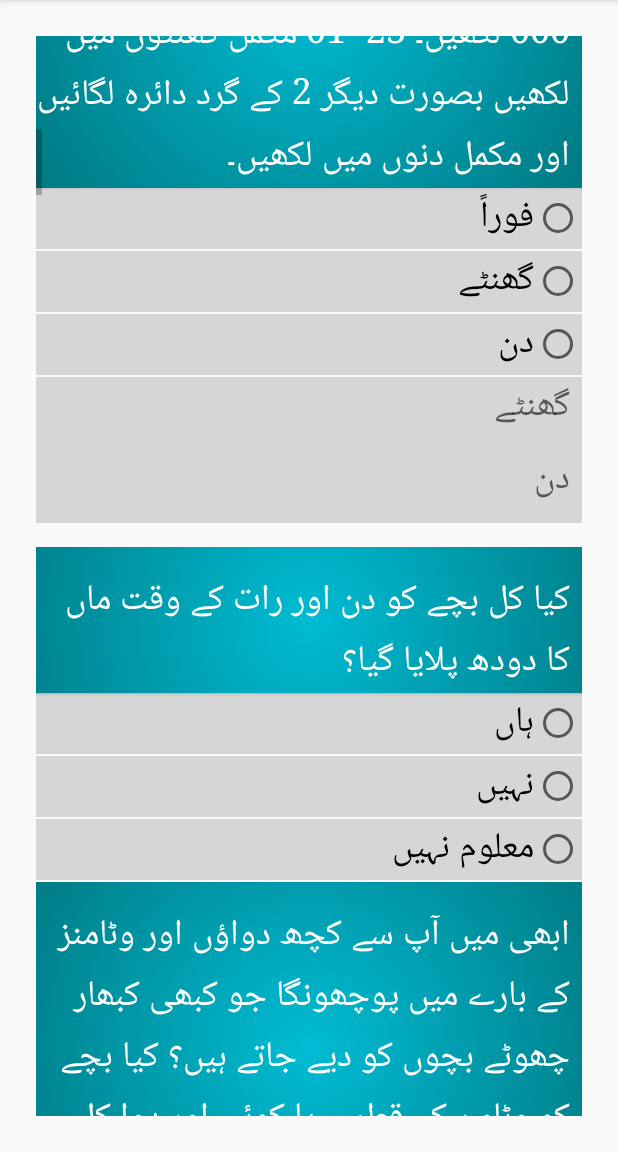
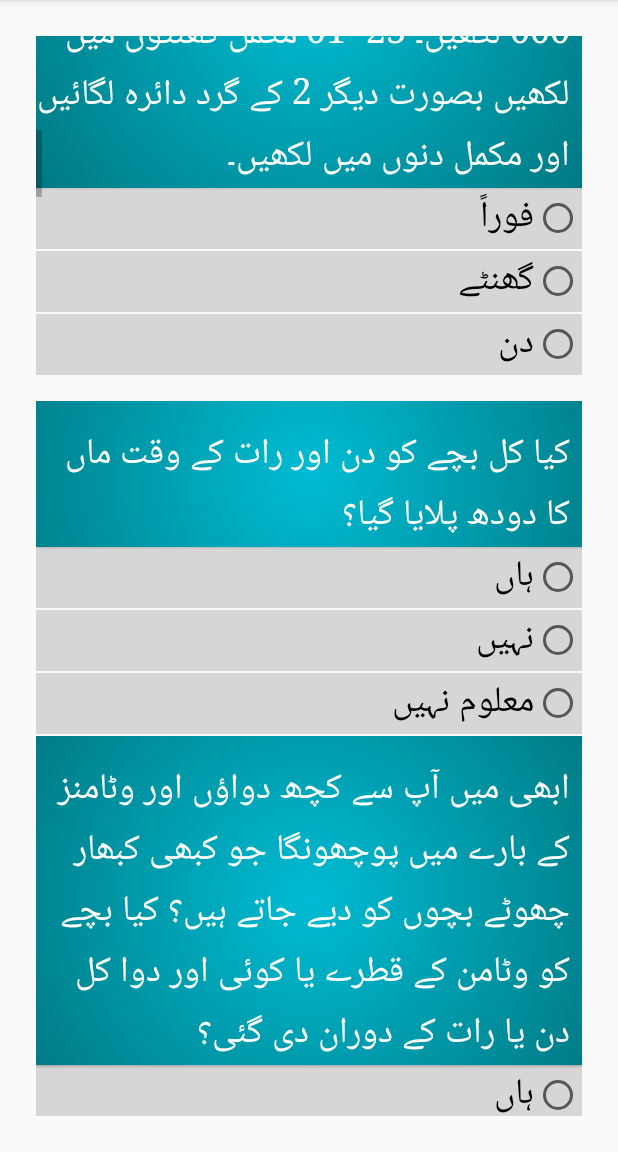
Before and after one commit to shznaqvi/CBT-Child-Recruitment, an Android app: the layout activity_section_f.xml on its own in the app's theme, with its tools: preview values and no code run, scrolled down 1074 dp, on a phone screen of 412 x 824 dp, the part 84-1236 px from its top. Run offline under Robolectric (Android 15) with nearby library versions, the phone set to English and light mode, and no system bars; Roboto replaces fonts that are not available here.

Commit message:
Validation in multiple sections

```diff
--- a/app/src/main/java/edu/aku/hassannaqvi/cbt_child_recruitment/AppMain.java
+++ b/app/src/main/java/edu/aku/hassannaqvi/cbt_child_recruitment/AppMain.java
@@ -45,7 +45,7 @@ public class AppMain extends Application {
     public static final long MILLISECONDS_IN_DAY = MILLIS_IN_SECOND * SECONDS_IN_MINUTE * MINUTES_IN_HOUR * HOURS_IN_DAY;
     private static final long DAYS_IN_YEAR = 365;
     public static final long MILLISECONDS_IN_YEAR = MILLIS_IN_SECOND * SECONDS_IN_MINUTE * MINUTES_IN_HOUR * HOURS_IN_DAY * DAYS_IN_YEAR;
-    private static final long DAYS_IN_6_MONTHS = 179;
+    private static final long DAYS_IN_6_MONTHS = 210;
     public static final long MILLISECONDS_IN_6_MONTHS = MILLIS_IN_SECOND * SECONDS_IN_MINUTE * MINUTES_IN_HOUR * HOURS_IN_DAY * DAYS_IN_6_MONTHS;
     public static String deviceId;
 
--- a/app/src/main/java/edu/aku/hassannaqvi/cbt_child_recruitment/activities/SectionGActivity.java
+++ b/app/src/main/java/edu/aku/hassannaqvi/cbt_child_recruitment/activities/SectionGActivity.java
@@ -1433,6 +1433,7 @@ public class SectionGActivity extends Activity {
             crg0996x.setError(null);
         }
 
+        if (!crg0910.isChecked()) {
             // =================== Q10 ====================
             if (crg10.getCheckedRadioButtonId() == -1) {
                 Toast.makeText(this, "ERROR(Empty)" + getString(R.string.crg10), Toast.LENGTH_SHORT).show();
@@ -1451,8 +1452,8 @@ public class SectionGActivity extends Activity {
             } else {
                 crg1096x.setError(null);
             }
-
-        if (!(crg0910.isChecked())) {
+        }
+
             // =================== Q11 ====================
             if (crg11.getCheckedRadioButtonId() == -1) {
                 Toast.makeText(this, "ERROR(Empty)" + getString(R.string.crg11), Toast.LENGTH_SHORT).show();
@@ -1462,7 +1463,7 @@ public class SectionGActivity extends Activity {
             } else {
                 crg1102.setError(null);
             }
-        }
+
         // =================== Q12 ====================
         if (crg12.getCheckedRadioButtonId() == -1) {
             Toast.makeText(this, "ERROR(Empty)" + getString(R.string.crg12), Toast.LENGTH_SHORT).show();
--- a/app/src/main/res/layout/activity_section_f.xml
+++ b/app/src/main/res/layout/activity_section_f.xml
@@ -156,7 +156,8 @@
             android:digits="0123456789"
             android:hint="@string/crf0201"
             android:inputType="number"
-            android:maxLength="2" />
+            android:maxLength="2"
+            android:visibility="gone" />
 
         <EditText
             android:id="@+id/crf02d"
@@ -165,7 +166,8 @@
             android:digits="0123456789"
             android:hint="@string/crf0202"
             android:inputType="number"
-            android:maxLength="2" />
+            android:maxLength="2"
+            android:visibility="gone" />
 
 
         <TextView
```
Also changed, not shown: 1 other file. Lines whose indentation alone changed are shown as unchanged.
